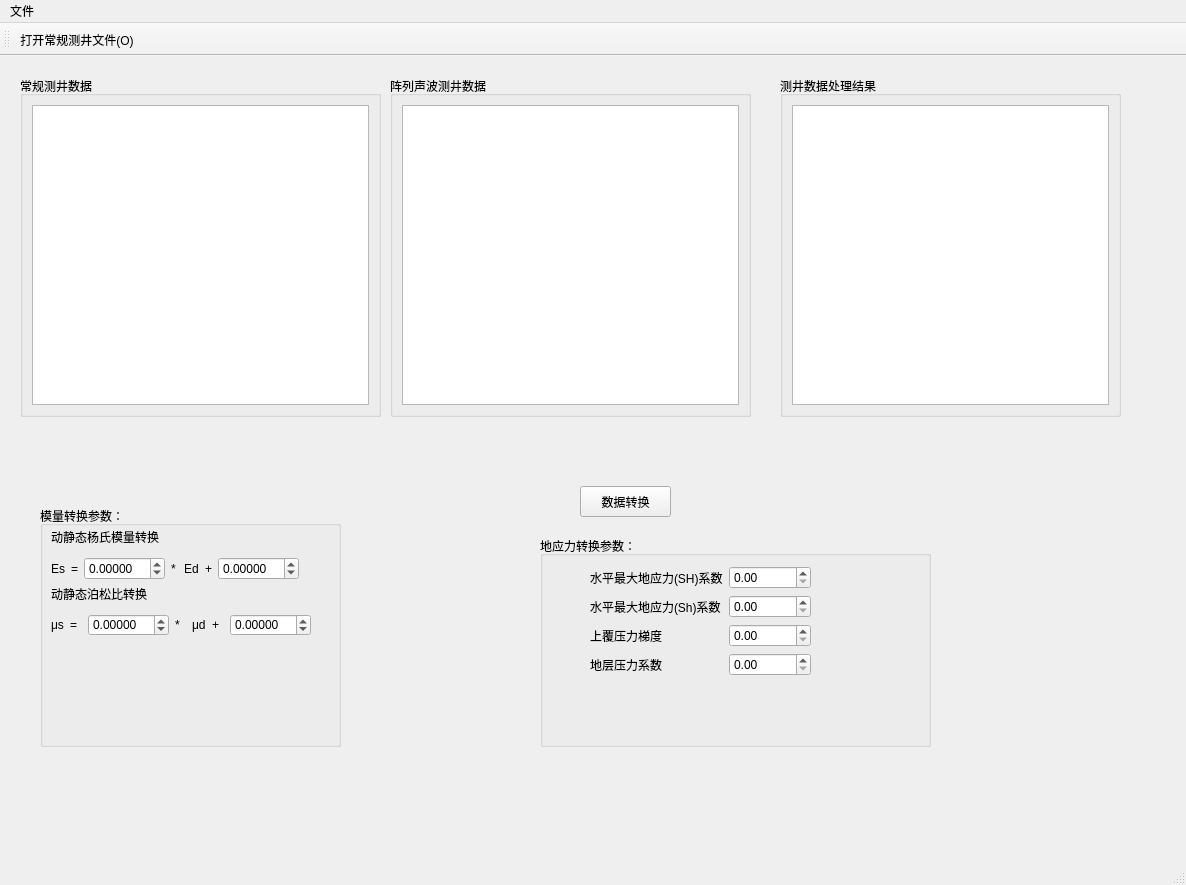
Before: the Qt Designer form UI/dataconvert.ui in miketian2020/fracturing, drawn with Qt 5.
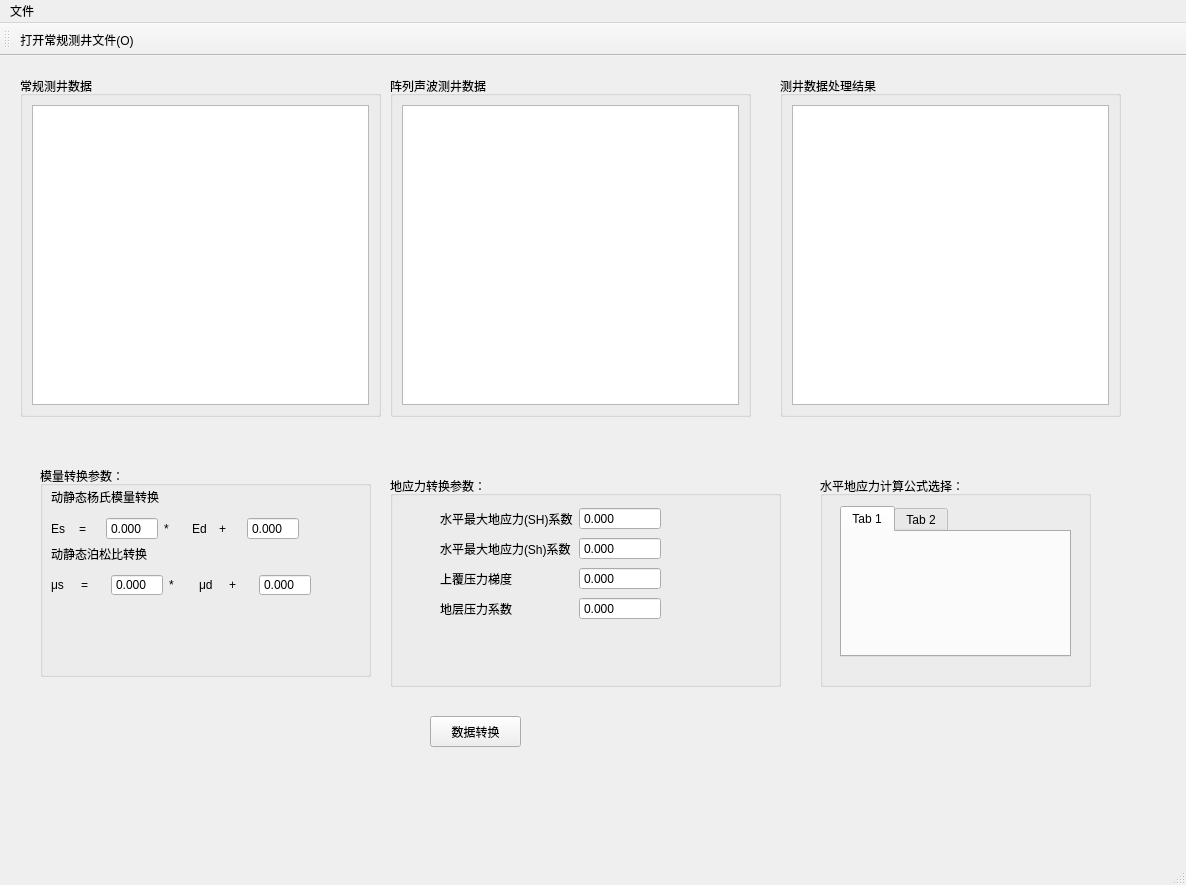
After: the same form once the commit is applied. Icons and pictures are not drawn.

Patch:
```diff
--- a/UI/dataconvert.ui
+++ b/UI/dataconvert.ui
@@ -18,9 +18,9 @@
     <property name="geometry">
      <rect>
       <x>40</x>
-      <y>450</y>
-      <width>301</width>
-      <height>241</height>
+      <y>410</y>
+      <width>331</width>
+      <height>211</height>
      </rect>
     </property>
     <property name="title">
@@ -52,8 +52,11 @@
       </item>
       <item>
        <widget class="QDoubleSpinBox" name="k_ymod">
+        <property name="buttonSymbols">
+         <enum>QAbstractSpinBox::NoButtons</enum>
+        </property>
         <property name="decimals">
-         <number>5</number>
+         <number>3</number>
         </property>
         <property name="minimum">
          <double>-99.000000000000000</double>
@@ -83,8 +86,11 @@
       </item>
       <item>
        <widget class="QDoubleSpinBox" name="b_ymod">
+        <property name="buttonSymbols">
+         <enum>QAbstractSpinBox::NoButtons</enum>
+        </property>
         <property name="decimals">
-         <number>5</number>
+         <number>3</number>
         </property>
         <property name="minimum">
          <double>-99.000000000000000</double>
@@ -119,8 +125,11 @@
       </item>
       <item>
        <widget class="QDoubleSpinBox" name="k_pois">
+        <property name="buttonSymbols">
+         <enum>QAbstractSpinBox::NoButtons</enum>
+        </property>
         <property name="decimals">
-         <number>5</number>
+         <number>3</number>
         </property>
         <property name="minimum">
          <double>-99.000000000000000</double>
@@ -150,8 +159,11 @@
       </item>
       <item>
        <widget class="QDoubleSpinBox" name="b_pois">
+        <property name="buttonSymbols">
+         <enum>QAbstractSpinBox::NoButtons</enum>
+        </property>
         <property name="decimals">
-         <number>5</number>
+         <number>3</number>
         </property>
         <property name="minimum">
          <double>-99.000000000000000</double>
@@ -190,8 +202,8 @@
    <widget class="QPushButton" name="pb_convert">
     <property name="geometry">
      <rect>
-      <x>580</x>
-      <y>430</y>
+      <x>430</x>
+      <y>660</y>
       <width>91</width>
       <height>31</height>
      </rect>
@@ -203,8 +215,8 @@
    <widget class="QGroupBox" name="groupBox_4">
     <property name="geometry">
      <rect>
-      <x>540</x>
-      <y>480</y>
+      <x>390</x>
+      <y>420</y>
       <width>391</width>
       <height>211</height>
      </rect>
@@ -218,7 +230,7 @@
        <x>50</x>
        <y>30</y>
        <width>221</width>
-       <height>111</height>
+       <height>118</height>
       </rect>
      </property>
      <layout class="QGridLayout" name="gridLayout">
@@ -229,19 +241,16 @@
         </property>
        </widget>
       </item>
-      <item row="0" column="1">
-       <widget class="QDoubleSpinBox" name="doubleSpinBox"/>
-      </item>
-      <item row="1" column="0">
-       <widget class="QLabel" name="label_14">
-        <property name="text">
-         <string>水平最大地应力(Sh)系数</string>
+      <item row="2" column="1">
+       <widget class="QDoubleSpinBox" name="doubleSpinBox_3">
+        <property name="buttonSymbols">
+         <enum>QAbstractSpinBox::NoButtons</enum>
+        </property>
+        <property name="decimals">
+         <number>3</number>
         </property>
        </widget>
       </item>
-      <item row="1" column="1">
-       <widget class="QDoubleSpinBox" name="doubleSpinBox_2"/>
-      </item>
       <item row="2" column="0">
        <widget class="QLabel" name="label_15">
         <property name="text">
@@ -249,8 +258,32 @@
         </property>
        </widget>
       </item>
-      <item row="2" column="1">
-       <widget class="QDoubleSpinBox" name="doubleSpinBox_3"/>
+      <item row="1" column="0">
+       <widget class="QLabel" name="label_14">
+        <property name="text">
+         <string>水平最大地应力(Sh)系数</string>
+        </property>
+       </widget>
+      </item>
+      <item row="0" column="1">
+       <widget class="QDoubleSpinBox" name="doubleSpinBox">
+        <property name="buttonSymbols">
+         <enum>QAbstractSpinBox::NoButtons</enum>
+        </property>
+        <property name="decimals">
+         <number>3</number>
+        </property>
+       </widget>
+      </item>
+      <item row="3" column="1">
+       <widget class="QDoubleSpinBox" name="doubleSpinBox_4">
+        <property name="buttonSymbols">
+         <enum>QAbstractSpinBox::NoButtons</enum>
+        </property>
+        <property name="decimals">
+         <number>3</number>
+        </property>
+       </widget>
       </item>
       <item row="3" column="0">
        <widget class="QLabel" name="label_19">
@@ -259,8 +292,15 @@
         </property>
        </widget>
       </item>
-      <item row="3" column="1">
-       <widget class="QDoubleSpinBox" name="doubleSpinBox_4"/>
+      <item row="1" column="1">
+       <widget class="QDoubleSpinBox" name="doubleSpinBox_2">
+        <property name="buttonSymbols">
+         <enum>QAbstractSpinBox::NoButtons</enum>
+        </property>
+        <property name="decimals">
+         <number>3</number>
+        </property>
+       </widget>
       </item>
      </layout>
     </widget>
@@ -319,6 +359,42 @@
      </item>
     </layout>
    </widget>
+   <widget class="QGroupBox" name="groupBox_2">
+    <property name="geometry">
+     <rect>
+      <x>820</x>
+      <y>420</y>
+      <width>271</width>
+      <height>211</height>
+     </rect>
+    </property>
+    <property name="title">
+     <string>水平地应力计算公式选择：</string>
+    </property>
+    <widget class="QTabWidget" name="tabWidget">
+     <property name="geometry">
+      <rect>
+       <x>20</x>
+       <y>30</y>
+       <width>231</width>
+       <height>151</height>
+      </rect>
+     </property>
+     <property name="currentIndex">
+      <number>0</number>
+     </property>
+     <widget class="QWidget" name="tab">
+      <attribute name="title">
+       <string>Tab 1</string>
+      </attribute>
+     </widget>
+     <widget class="QWidget" name="tab_2">
+      <attribute name="title">
+       <string>Tab 2</string>
+      </attribute>
+     </widget>
+    </widget>
+   </widget>
   </widget>
   <widget class="QStatusBar" name="statusbar"/>
   <widget class="QToolBar" name="toolBar">
```
